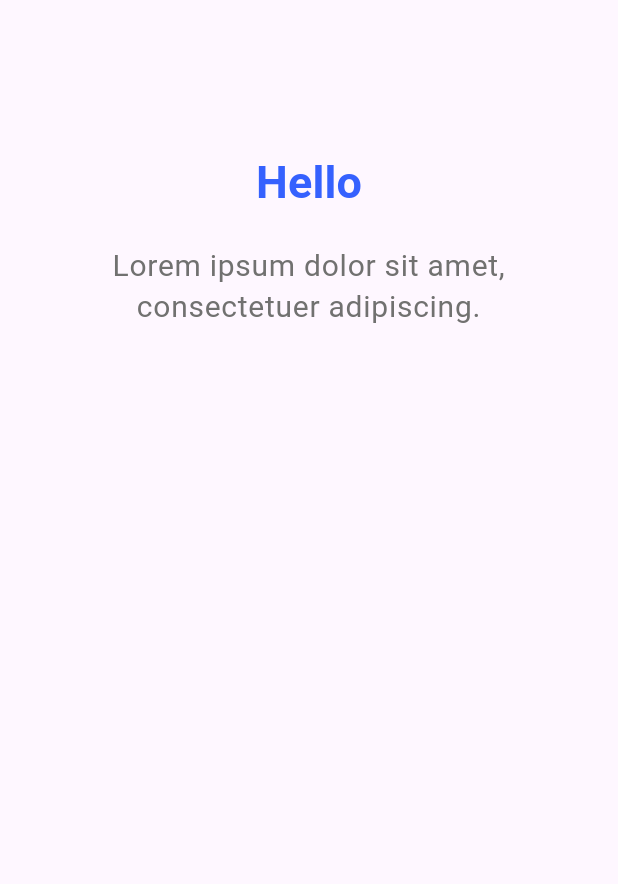
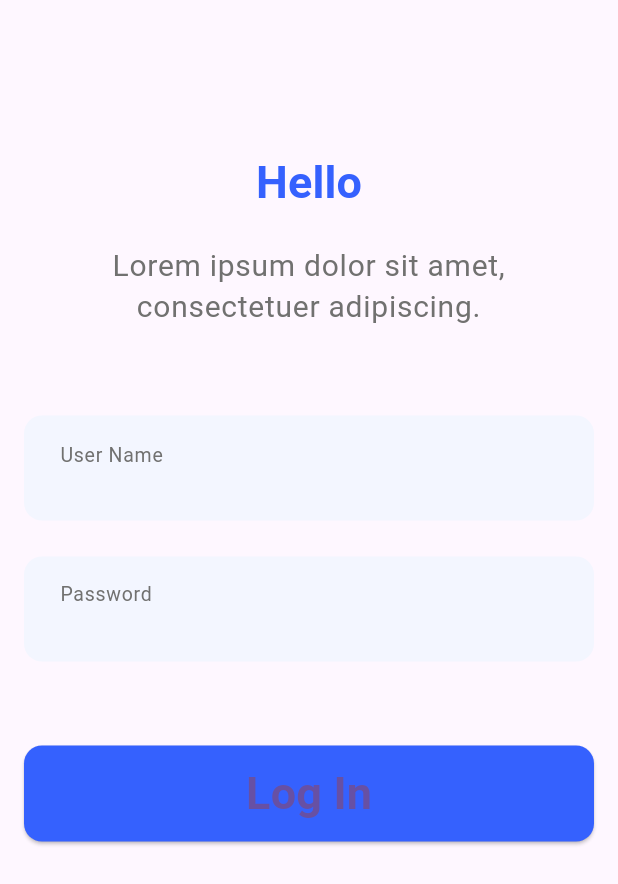
Before and after one commit to nkescobar/cuenty_app_flutter, a Flutter app: the screen it shows after launch, on a phone screen of 412 x 824 dp. Shown: the top 884 px of the screen. Run offline on Flutter 3.47's test engine with Material 3 defaults, Android fonts, the phone set to English and light mode, and no system bars; our stand-ins replace i18n_extension.

Commit message:
Add login component

```diff
--- a/lib/application/app/router/router.dart
+++ b/lib/application/app/router/router.dart
@@ -14,7 +14,10 @@ class AppRouter {
         );
       case AppRoutes.homeRoute:
         return MaterialPageRoute(
-          builder: (_) => I18n(child: const HomeScreen()),
+          builder: (_) => I18n(
+              child: HomeScreen(
+            userName: settings.arguments as String,
+          )),
         );
       case AppRoutes.newScreenRoute:
         return MaterialPageRoute(
@@ -27,7 +30,7 @@ class AppRouter {
         );
       default:
         return MaterialPageRoute(
-          builder: (_) => I18n(child: const HomeScreen()),
+          builder: (_) => I18n(child: const LoginScreen()),
         );
     }
   }
--- a/lib/application/ui/screens/home/home_screen.dart
+++ b/lib/application/ui/screens/home/home_screen.dart
@@ -12,7 +12,9 @@ import 'package:cuenty_app/application/ui/screens/home/widgets/index.dart'
         TopHomeBodyWidget;
 
 class HomeScreen extends StatefulWidget {
-  const HomeScreen({super.key});
+  final String userName;
+
+  const HomeScreen({super.key, required this.userName});
 
   @override
   State<HomeScreen> createState() => _HomeScreenState();
--- a/lib/application/ui/screens/login_screen/login_screen.dart
+++ b/lib/application/ui/screens/login_screen/login_screen.dart
@@ -14,7 +14,8 @@ class _LoginScreenState extends State<LoginScreen> {
   @override
   Widget build(BuildContext context) {
     return Scaffold(
-      body: Center(
+      body: SingleChildScrollView(
+        child: Center(
           child: Padding(
             padding:
                 const EdgeInsets.symmetric(horizontal: 16.0, vertical: 100.0),
@@ -35,6 +36,7 @@ class _LoginScreenState extends State<LoginScreen> {
             ]),
           ),
         ),
+      ),
     );
   }
 }
--- a/lib/application/ui/screens/login_screen/widgets/form_login.dart
+++ b/lib/application/ui/screens/login_screen/widgets/form_login.dart
@@ -1,4 +1,10 @@
 import 'package:flutter/material.dart';
+import 'package:cuenty_app/application/ui/screens/login_screen/index.dart';
+import 'package:cuenty_app/application/app/design/index.dart'
+    show AppColors, AppRadius;
+import 'package:cuenty_app/application/app/config/app_routes.dart';
+import 'package:cuenty_app/utils/index.dart'
+    show MySingletonSharedPreferencesImpl;
 
 class LoginFormWidget extends StatefulWidget {
   const LoginFormWidget({super.key});
@@ -10,12 +16,111 @@ class LoginFormWidget extends StatefulWidget {
 class _LoginFormWidgetState extends State<LoginFormWidget> {
   final _formLoginKey = GlobalKey<FormState>();
 
+  var userInputController = TextEditingController();
+
+  late String userName;
+
+  late BoxDecoration userContainerDecoration;
+  late BoxDecoration pswContainerDecoration;
+
+  final defaultInputBorder = InputBorder.none;
+
+  final defaultInputLabelTheme = const TextStyle(
+      fontSize: 13,
+      color: AppColors.brandLigthDarkColor,
+      fontWeight: FontWeight.normal);
+
+  final defaultContainerInputDecoration = const BoxDecoration(
+      color: AppColors.brandSecondaryColor,
+      borderRadius: BorderRadius.all(AppRadius.small));
+  @override
+  void initState() {
+    super.initState();
+    userContainerDecoration = defaultContainerInputDecoration;
+    pswContainerDecoration = defaultContainerInputDecoration;
+  }
+
   @override
   Widget build(BuildContext context) {
     return Center(
       child: Form(
         key: _formLoginKey,
-        child: const Column(),
+        child: Column(
+          children: [
+            Container(
+              height: 70,
+              padding: const EdgeInsets.only(left: 24, bottom: 4),
+              decoration: userContainerDecoration,
+              child: TextFormField(
+                controller: userInputController,
+                style: Theme.of(context).textTheme.labelSmall,
+                validator: ((value) {
+                  print('holaa-----> $value');
+                  print('holaa-----> ${value?.length}');
+
+                  if (value == null || value.isEmpty) {
+                    return LoginErrors.userError.i18n;
+                  }
+
+                  if (value.length >= 10) {
+                    return LoginErrors.userErrorLen.i18n;
+                  }
+                  return null;
+                }),
+                decoration: InputDecoration(
+                  border: defaultInputBorder,
+                  label: Text(LoginStrings.userInputLabel.i18n,
+                      style: defaultInputLabelTheme),
+                ),
+              ),
+            ),
+            Container(
+              height: 70,
+              padding: const EdgeInsets.only(left: 24, bottom: 4),
+              margin: const EdgeInsets.symmetric(vertical: 24),
+              decoration: pswContainerDecoration,
+              child: TextFormField(
+                validator: (value) {
+                  if (value == null || value.isEmpty) {
+                    return LoginErrors.userPsw.i18n;
+                  }
+                  return null;
+                },
+                obscureText: true,
+                obscuringCharacter: '*',
+                decoration: InputDecoration(
+                    border: defaultInputBorder,
+                    label: Text(LoginStrings.userPswInputLabel.i18n),
+                    labelStyle: defaultInputLabelTheme),
+              ),
+            ),
+            Container(
+              margin: const EdgeInsets.only(top: 32, bottom: 48),
+              width: 394,
+              height: 64,
+              child: ElevatedButton(
+                style: ElevatedButton.styleFrom(
+                    backgroundColor: AppColors.brandPrimaryColor,
+                    shape: const RoundedRectangleBorder(
+                        borderRadius: BorderRadius.all(AppRadius.small))),
+                child: Text(LoginStrings.logIn.i18n),
+                onPressed: () {
+                  if (_formLoginKey.currentState!.validate()) {
+                    print('Todos lo campos estan ok 🤯');
+                    // _formLoginKey.currentState!.save();
+                    userName = userInputController.text;
+                    MySingletonSharedPreferencesImpl().userName = userName;
+                    print(
+                        'usermane singleron ${MySingletonSharedPreferencesImpl().userName}');
+                    Navigator.of(context).pushReplacementNamed(
+                        AppRoutes.homeRoute,
+                        arguments: userName);
+                  }
+                },
+              ),
+            ),
+          ],
+        ),
       ),
     );
   }
--- /dev/null
+++ b/lib/utils/index.dart
@@ -0,0 +1 @@
+export './singleton_shared_prefences/singleton_shared_prefences.dart';
--- /dev/null
+++ b/lib/utils/singleton_shared_prefences/singleton_shared_prefences.dart
@@ -0,0 +1,32 @@
+abstract class MySingletonSharedPreferences {
+  String? get token => token;
+
+  set token(String? token);
+
+  String? get paginaActual => paginaActual;
+
+  set paginaActual(String? paginaActual);
+
+  String? get userName => userName;
+
+  set userName(String? userName);
+}
+
+class MySingletonSharedPreferencesImpl implements MySingletonSharedPreferences {
+  static final MySingletonSharedPreferencesImpl _singleton =
+      MySingletonSharedPreferencesImpl._internal();
+
+  factory MySingletonSharedPreferencesImpl() {
+    return _singleton;
+  }
+
+  MySingletonSharedPreferencesImpl._internal() {}
+  @override
+  String? paginaActual;
+
+  @override
+  String? token;
+
+  @override
+  String? userName;
+}
```
Lines whose indentation alone changed are shown as unchanged.
